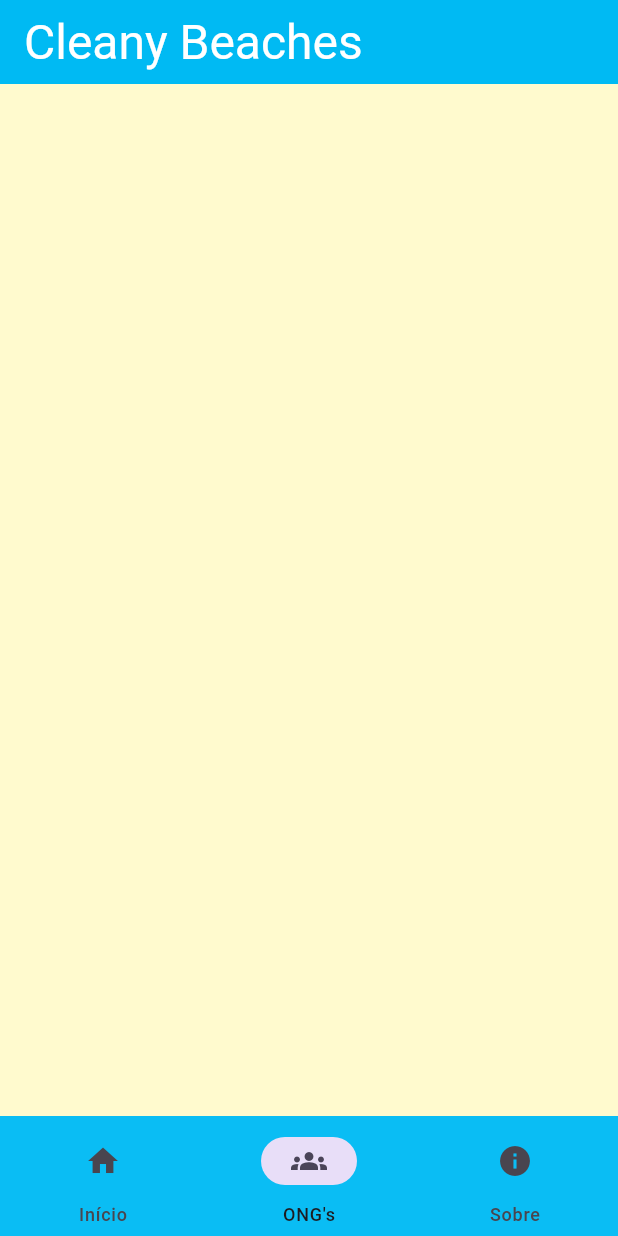
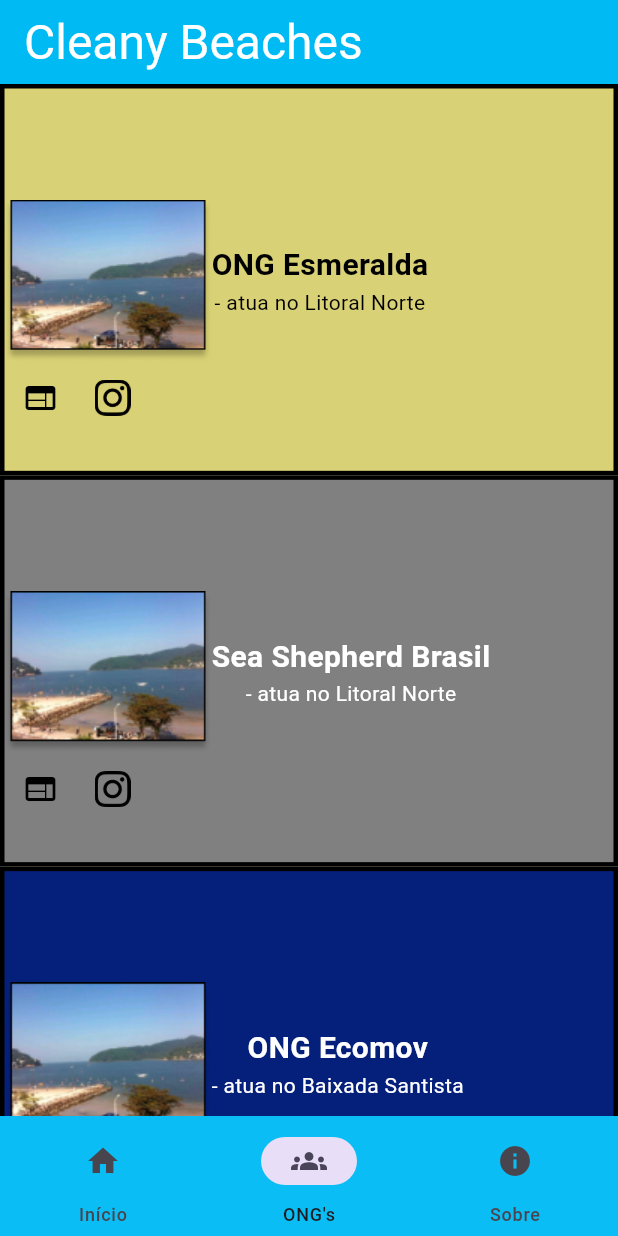
Before and after one commit to Caetano-Ventura-Coutinho/Cleany-Beaches, a Flutter app: the screen it shows after launch, item 2 of the bottom bar chosen, on a phone screen of 412 x 824 dp. Run offline on Flutter 3.47's test engine with Material 3 defaults, Android fonts, the phone set to English and light mode, and no system bars; our stand-ins replace google_fonts; Roboto replaces fonts that are missing (Homenaje).

Commit message:
Implementação da classe ONG em sua página

```diff
--- a/lib/main.dart
+++ b/lib/main.dart
@@ -1,7 +1,3 @@
-import 'dart:io';
-import 'dart:js_interop';
-
-import 'package:cleany_beaches/routes.dart';
 import 'package:flutter/material.dart';
 import 'package:flutter/widgets.dart';
 import 'package:google_fonts/google_fonts.dart';
--- a/lib/ong.dart
+++ b/lib/ong.dart
@@ -1,3 +1,5 @@
+import 'package:flutter/material.dart';
+
 class ONG
 {
   final int Id;
@@ -8,6 +10,9 @@
   final String Email;
   final String Site;
   final int Telefone;
+  final Color corFundo;
+  final Color corText;
+  final String atuacao;
 
-  const ONG(this.Id, this.Nome, this.Img, this.Instagram, this.Facebook, this.Email, this.Site, this.Telefone);
+  const ONG(this.Id, this.Nome, this.Img, this.Instagram, this.Facebook, this.Email, this.Site, this.Telefone, this.corFundo, this.corText, this.atuacao);
 }
--- a/lib/ongsPags.dart
+++ b/lib/ongsPags.dart
@@ -3,6 +3,8 @@
 import 'package:flutter/widgets.dart';
 import 'package:google_fonts/google_fonts.dart';
 import 'package:cleany_beaches/Praia.dart';
+import 'package:cleany_beaches/ong.dart';
+import 'package:url_launcher/url_launcher_string.dart';
 
 void ongsPags() {
   runApp(const MaterialApp (title: "Cleany Beaches",
@@ -17,6 +19,17 @@
   ongsPAG createState() => ongsPAG();
 }
 
+const List<ONG> ongs = [
+  ONG(1, 'ONG Esmeralda', 'img/imgPraiaG.png', 'https://www.instagram.com/ong.esmeralda/', '', '', 'https://www.ongesmeralda.com.br', 0, Color.fromARGB(255, 217, 209, 117), Colors.black, 'Litoral Norte'),
+  ONG(2, 'Sea Shepherd Brasil', 'img/imgPraiaG.png', 'https://www.instagram.com/seashepherdbrasil/', '', '', 'https://seashepherd.org.br/sea-shepherd-brasil/', 0, Color.fromARGB(255, 128, 128, 128), Colors.white, 'Litoral Norte'),
+  ONG(3, 'ONG Ecomov', 'img/imgPraiaG.png', '', 'https://www.facebook.com/ecomov/?locale=pt_BR', 'orgecomov@gmail.com', '', 0, Color.fromARGB(255, 5, 32, 123), Colors.white, 'Baixada Santista'),
+  ONG(4, 'Surf Limpeza', 'img/imgPraiaG.png', 'https://www.instagram.com/surflimpeza/?hl=pt', 'https://www.facebook.com/surflimpeza/', 'surfrecycle@gmail.com', '', 0, Color.fromARGB(255, 98, 139, 149), Colors.white, 'Baixada Santista'),
+  ONG(5, 'ONG Formiguinhas da Praia', 'img/imgPraiaG.png', 'https://www.instagram.com/formiguinhasdapraia/', 'https://www.facebook.com/p/Formiguinhas-da-Praia-100083835773071/', 'formiguinhasdapraia@gmail.com', '', 13997284132, Color.fromARGB(255, 0, 88, 185), Colors.white, 'Litoral Sul'),
+  ONG(6, 'Instituto Terra&Mar', 'img/imgPraiaG.png', 'https://www.instagram.com/institutoterraemar/', 'https://www.facebook.com/institutoterraemar', 'terraemar.sseb@gmail.com', '', 12981254317, Color.fromARGB(255, 0, 26, 113), Colors.white, 'Litoral Norte'),
+  ONG(7, 'Mar Limpo', 'img/imgPraiaG.png', 'https://www.instagram.com/mar_limpo', 'https://www.facebook.com/MarLimpoBrasil/', 'contato@marlimpo.org.br', '', 12981684217, Colors.white, Colors.black, 'Litoral Norte'),
+  ONG(8, 'Instituto EcoFaxina', 'img/imgPraiaG.png', 'https://www.instagram.com/ecofaxina/', 'https://www.facebook.com/ecofaxina?_rdc=2&_rdr','contato@institutoecofaxina.org.br', '', 1333012391, Color.fromARGB(255, 0, 107, 163), Colors.white, 'Baixada Santista'),
+];
+
 class ongsPAG extends State<ongsPag> {
   @override
   Widget build(BuildContext context) {
@@ -26,8 +39,107 @@
         home: Scaffold(
           backgroundColor: const Color.fromARGB(255, 255, 250, 206),
           //Body
-          body: Text('')
+          body: Container(
+            child: SingleChildScrollView(
+              child: Column(
+                children: <Widget>[
+                  Material(
+                      color: const Color.fromARGB(255, 255, 250, 206),
+                      child: Expanded(
+                      child:ListView.builder(
+                      itemCount: ongs.length,
+                      shrinkWrap: true,
+                      itemBuilder: (BuildContext ctx, index){
+                        return _OngLista(ongs[index]);
+                      }
+                    )
+                  ))
+                ],
+              ),
+            )
+          )
 
         )
 
-          );}}
+          );}
+
+  Widget _VerificarEmail(String Email){
+    if(Email != ''){
+      return
+      IconButton(onPressed: () => launchUrlString(Email), icon: Icon(Icons.email, color: Colors.black));
+    }
+    else{
+      return Text('');
+    }
+  }
+  Widget _VerificarInsta(String Insta){
+    if(Insta != ''){
+      return IconButton(onPressed: () => launchUrlString(Insta), icon: _imgToIcon('Insta'));
+    }
+    else{
+      return Text('');
+    }
+  }
+
+  ImageIcon _imgToIcon(String v){
+    if(v == 'Insta'){
+      return ImageIcon(AssetImage('img/instagram.png'), size: 24, color: Colors.black,);
+    }
+    else{
+      return ImageIcon(AssetImage('img/facebook.png'), size: 24, color: Colors.black);
+    }
+  }
+
+  Widget _VerificarFace(String Face){
+    if(Face != ''){
+      return IconButton(onPressed: () => launchUrlString(Face), icon: _imgToIcon('Face'));
+    }
+    else{
+      return Text('');
+    }
+  }
+  Widget _VerificarSite(String Site){
+    if(Site != ''){
+      return IconButton(onPressed: () => launchUrlString(Site), icon: Icon(Icons.web, color: Colors.black ));
+    }
+    else{
+      return Text('');
+    }
+  }
+
+  Widget _OngLista(ONG ongs){
+    return Container(
+      padding: EdgeInsets.only(top: MediaQuery.of(context).size.height * 9 / 100, bottom: MediaQuery.of(context).size.height * 3 / 100),
+      decoration: BoxDecoration(
+        border: Border.all(color: Colors.black, width: 3),
+        color: ongs.corFundo,
+
+      ),
+      width: MediaQuery.of(context).size.width,
+      child: Column(
+        children: [
+          Row(
+            children: [
+              Image.asset(ongs.Img),
+              Column(
+                children: [
+                  Text(ongs.Nome, style: TextStyle(color: ongs.corText, fontSize: 20, fontWeight: FontWeight.bold)),
+                  Text('- atua no ' + ongs.atuacao, style: TextStyle(color: ongs.corText),),
+                ],
+              ),
+            ],
+          ),
+          Row(
+            children: [
+              _VerificarSite(ongs.Site),
+              _VerificarInsta(ongs.Instagram),
+              _VerificarFace(ongs.Facebook),
+              _VerificarEmail(ongs.Email),
+            ],
+          )
+        ],
+      ),
+    );
+  }
+
+}
```
Also changed, not shown: img/facebook.png (added), img/instagram.png (added).
